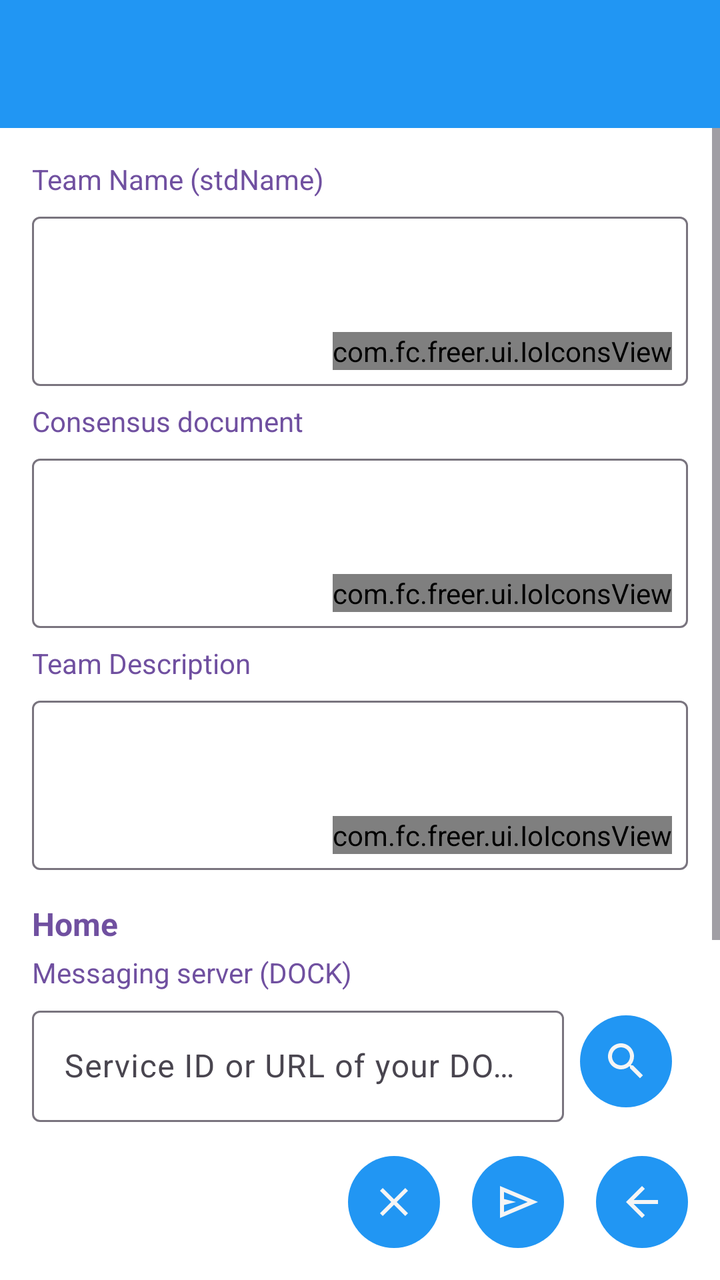
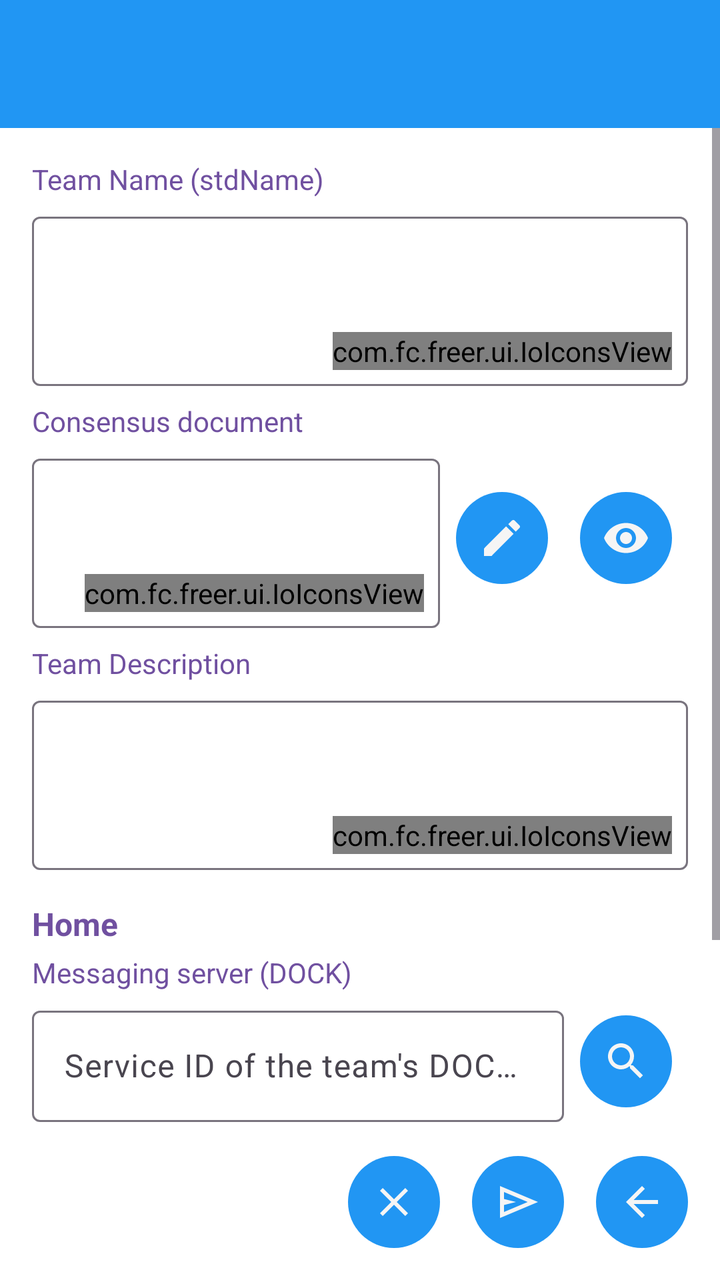

Screens rendered from an Android XML layout before and after an edit, with the pre-edit source and the edit as a unified diff.
<!-- AndroidManifest.xml: application theme Theme.Freer -->
<!-- res/layout/activity_create_team.xml -->
<?xml version="1.0" encoding="utf-8"?>
<LinearLayout xmlns:android="http://schemas.android.com/apk/res/android"
    xmlns:app="http://schemas.android.com/apk/res-auto"
    android:layout_width="match_parent"
    android:layout_height="match_parent"
    android:orientation="vertical">

    <include layout="@layout/common_toolbar" />

    <ScrollView
        android:layout_width="match_parent"
        android:layout_height="0dp"
        android:layout_weight="1"
        android:fillViewport="true">

        <LinearLayout
            android:layout_width="match_parent"
            android:layout_height="wrap_content"
            android:orientation="vertical"
            android:padding="16dp">

            
            <TextView
                android:layout_width="match_parent"
                android:layout_height="wrap_content"
                android:text="@string/team_name"
                android:textColor="@color/field_name"
                android:textSize="14sp"
                android:layout_marginBottom="4dp" />

            <include
                android:id="@+id/nameView"
                layout="@layout/layout_text_input_with_scan"
                android:layout_width="match_parent"
                android:layout_height="wrap_content" />

            
            <TextView
                android:layout_width="match_parent"
                android:layout_height="wrap_content"
                android:text="@string/consensus_document"
                android:textColor="@color/field_name"
                android:textSize="14sp"
                android:layout_marginTop="8dp"
                android:layout_marginBottom="4dp" />

            <include
                android:id="@+id/consensusView"
                layout="@layout/layout_text_input_with_scan"
                android:layout_width="match_parent"
                android:layout_height="wrap_content" />

            
            <TextView
                android:layout_width="match_parent"
                android:layout_height="wrap_content"
                android:text="@string/team_description"
                android:textColor="@color/field_name"
                android:textSize="14sp"
                android:layout_marginTop="8dp"
                android:layout_marginBottom="4dp" />

            <include
                android:id="@+id/descView"
                layout="@layout/layout_text_input_with_scan"
                android:layout_width="match_parent"
                android:layout_height="wrap_content" />

            
            <TextView
                android:layout_width="match_parent"
                android:layout_height="wrap_content"
                android:text="@string/home"
                android:textColor="@color/field_name"
                android:textSize="16sp"
                android:textStyle="bold"
                android:layout_marginTop="16dp"
                android:layout_marginBottom="4dp" />

            
            <TextView
                android:layout_width="match_parent"
                android:layout_height="wrap_content"
                android:text="@string/server_setup_dock_label"
                android:textColor="@color/field_name"
                android:textSize="14sp"
                android:layout_marginBottom="4dp" />

            <LinearLayout
                android:layout_width="match_parent"
                android:layout_height="wrap_content"
                android:orientation="horizontal"
                android:gravity="center_vertical">

                <com.google.android.material.textfield.TextInputLayout
                    android:layout_width="0dp"
                    android:layout_height="wrap_content"
                    android:layout_weight="1"
                    app:boxBackgroundColor="@color/input_field_background"
                    style="@style/Widget.Material3.TextInputLayout.OutlinedBox">

                    <com.google.android.material.textfield.TextInputEditText
                        android:id="@+id/dock_input"
                        android:layout_width="match_parent"
                        android:layout_height="wrap_content"
                        android:hint="@string/server_setup_dock_hint"
                        android:inputType="text"
                        android:maxLines="3" />
                </com.google.android.material.textfield.TextInputLayout>

                <ImageButton
                    android:id="@+id/choose_dock_button"
                    style="@style/ImageButtonStyle"
                    android:layout_marginStart="8dp"
                    android:src="@drawable/ic_search"
                    android:contentDescription="@string/choose_another" />
            </LinearLayout>

            
            <TextView
                android:layout_width="match_parent"
                android:layout_height="wrap_content"
                android:text="@string/server_setup_disk_label"
                android:textColor="@color/field_name"
                android:textSize="14sp"
                android:layout_marginTop="12dp"
                android:layout_marginBottom="4dp" />

            <LinearLayout
                android:layout_width="match_parent"
                android:layout_height="wrap_content"
                android:orientation="horizontal"
                android:gravity="center_vertical">

                <com.google.android.material.textfield.TextInputLayout
                    android:layout_width="0dp"
                    android:layout_height="wrap_content"
                    android:layout_weight="1"
                    app:boxBackgroundColor="@color/input_field_background"
                    style="@style/Widget.Material3.TextInputLayout.OutlinedBox">

                    <com.google.android.material.textfield.TextInputEditText
                        android:id="@+id/disk_input"
                        android:layout_width="match_parent"
                        android:layout_height="wrap_content"
                        android:hint="@string/server_setup_disk_hint"
                        android:inputType="text"
                        android:maxLines="3" />
                </com.google.android.material.textfield.TextInputLayout>

                <ImageButton
                    android:id="@+id/choose_disk_button"
                    style="@style/ImageButtonStyle"
                    android:layout_marginStart="8dp"
                    android:src="@drawable/ic_search"
                    android:contentDescription="@string/choose_another" />
            </LinearLayout>

        </LinearLayout>

    </ScrollView>

    
    <LinearLayout
        android:id="@+id/buttonContainer"
        android:layout_width="match_parent"
        android:layout_height="wrap_content"
        android:orientation="horizontal"
        android:padding="8dp"
        android:gravity="end">

        <ImageButton
            android:id="@+id/clearButton"
            style="@style/ImageButtonStyle"
            android:src="@drawable/ic_clear"
            android:contentDescription="@string/clear" />

        <ImageButton
            android:id="@+id/publishButton"
            style="@style/ImageButtonStyle"
            android:src="@drawable/ic_send"
            android:contentDescription="@string/publish" />

        <ImageButton
            android:id="@+id/back_button"
            style="@style/ImageButtonStyle"
            android:src="@drawable/ic_back"
            android:contentDescription="@string/back" />

    </LinearLayout>

</LinearLayout>
<!-- res/layout/common_toolbar.xml (included above) -->
<?xml version="1.0" encoding="utf-8"?>
<androidx.appcompat.widget.Toolbar xmlns:android="http://schemas.android.com/apk/res/android"
    xmlns:app="http://schemas.android.com/apk/res-auto"
    android:id="@+id/toolbar"
    android:layout_width="match_parent"
    android:layout_height="?attr/actionBarSize"
    android:background="@color/accent"
    android:theme="@style/ThemeOverlay.Freer.Toolbar">

    <LinearLayout
        android:id="@+id/toolbar_fid_container"
        android:layout_width="wrap_content"
        android:layout_height="match_parent"
        android:layout_gravity="end"
        android:orientation="horizontal"
        android:gravity="end|center_vertical"
        android:visibility="gone"
        android:clickable="true"
        android:focusable="true"
        android:paddingStart="8dp"
        android:paddingEnd="16dp"
        android:background="?android:attr/selectableItemBackground">

        <TextView
            android:id="@+id/toolbar_fid_text"
            android:layout_width="130dp"
            android:layout_height="wrap_content"
            android:textColor="@color/main_background"
            android:paddingStart="8dp"
            android:paddingEnd="4dp"
            android:textSize="14sp"
            android:maxLines="1"
            android:gravity="end"
            android:ellipsize="middle" />

        <ImageView
            android:id="@+id/toolbar_avatar"
            android:layout_width="42dp"
            android:layout_height="42dp"
            android:background="@color/accent"
            android:scaleType="centerCrop"
            android:contentDescription="@string/avatar" />

    </LinearLayout>

</androidx.appcompat.widget.Toolbar>
<!-- res/layout/layout_text_input_with_scan.xml (included above) -->
<?xml version="1.0" encoding="utf-8"?>
<FrameLayout xmlns:android="http://schemas.android.com/apk/res/android"
    xmlns:app="http://schemas.android.com/apk/res-auto"
    android:layout_width="match_parent"
    android:layout_height="match_parent">

    <com.google.android.material.textfield.TextInputLayout
        android:id="@+id/textInputWithScanLayout"
        android:layout_width="match_parent"
        android:layout_height="match_parent"
        app:boxBackgroundColor="@color/input_field_background"
        style="@style/Widget.Material3.TextInputLayout.OutlinedBox">

        <com.google.android.material.textfield.TextInputEditText
            android:id="@+id/textInput"
            android:layout_width="match_parent"
            android:layout_height="match_parent"
            android:gravity="top"
            android:inputType="textMultiLine"
            android:minLines="3"
            android:paddingStart="8dp"
            android:paddingEnd="70dp"
            android:paddingBottom="8dp"
            />
    </com.google.android.material.textfield.TextInputLayout>

    <com.fc.freer.ui.IoIconsView
        android:id="@+id/scanIcon"
        android:layout_width="wrap_content"
        android:layout_height="wrap_content"
        android:layout_gravity="bottom|end"
        android:layout_margin="8dp" />
</FrameLayout>
<!-- resources referenced by this layout -->
<resources>
  <color name="accent">#2196F3</color>
  <color name="field_name">#7050A0</color>
  <color name="input_field_background">#FFFFFF</color>
  <color name="main_background">#F5F5F5</color>
  <!-- drawable ic_back (drawable) -->
  <vector xmlns:android="http://schemas.android.com/apk/res/android"
      android:width="24dp"
      android:height="24dp"
      android:viewportWidth="960"
      android:viewportHeight="960">
    <path
        android:pathData="m313,520 l224,224 -57,56 -320,-320 320,-320 57,56 -224,224h487v80L313,520Z"
        android:fillColor="@color/main_background"/>
  </vector>
  <!-- drawable ic_send (drawable) -->
  <vector xmlns:android="http://schemas.android.com/apk/res/android"
      android:width="24dp"
      android:height="24dp"
      android:viewportWidth="960"
      android:viewportHeight="960">
    <path
        android:pathData="M120,800v-640l760,320 -760,320ZM200,680 L674,480 200,280v140l240,60 -240,60v140ZM200,680v-400,400Z"
        android:fillColor="@color/warning"/>
  </vector>
  <string name="avatar">Avatar</string>
  <string name="back">Back</string>
  <string name="choose_another">Choose another</string>
  <string name="clear">Clear</string>
  <string name="consensus_document">Consensus document</string>
  <string name="home">Home</string>
  <string name="publish">Publish</string>
  <string name="server_setup_disk_hint">Service ID of your DISK storage</string>
  <string name="server_setup_disk_label">Data server (DISK)</string>
  <string name="server_setup_dock_hint">Service ID or URL of your DOCK relay</string>
  <string name="server_setup_dock_label">Messaging server (DOCK)</string>
  <string name="team_description">Team Description</string>
  <string name="team_name">Team Name (stdName)</string>
  <style name="ThemeOverlay.Freer.Toolbar" parent="ThemeOverlay.AppCompat.ActionBar">
          <item name="android:textColorPrimary">@color/main_background</item>
          <item name="android:textColorSecondary">@color/main_background</item>
      </style>
  <style name="Theme.Freer" parent="Base.Theme.Freer" />
  <color name="text">#000000</color>
  <color name="warning">#FF9800</color>
  <!-- drawable bg_round_accent (drawable) -->
  <?xml version="1.0" encoding="utf-8"?>
  <shape xmlns:android="http://schemas.android.com/apk/res/android"
      android:shape="oval">
      <solid android:color="@color/accent" />
  </shape>
  <!-- unchanged entries left out for length: 4 -->
</resources>

<!-- the commit's change to res/layout/activity_create_team.xml (unified diff, before → after) -->
@@ -44,11 +44,34 @@
                 android:layout_marginTop="8dp"
                 android:layout_marginBottom="4dp" />
 
-            <include
-                android:id="@+id/consensusView"
-                layout="@layout/layout_text_input_with_scan"
-                android:layout_width="match_parent"
-                android:layout_height="wrap_content" />
+            <LinearLayout
+                android:layout_width="match_parent"
+                android:layout_height="wrap_content"
+                android:orientation="horizontal"
+                android:gravity="center_vertical">
+
+                <include
+                    android:id="@+id/consensusView"
+                    layout="@layout/layout_text_input_with_scan"
+                    android:layout_width="0dp"
+                    android:layout_height="wrap_content"
+                    android:layout_weight="1" />
+
+                <ImageButton
+                    android:id="@+id/edit_consensus_button"
+                    style="@style/ImageButtonStyle"
+                    android:layout_marginStart="8dp"
+                    android:src="@drawable/ic_edit"
+                    android:contentDescription="@string/edit_consensus_document" />
+
+                <ImageButton
+                    android:id="@+id/view_consensus_button"
+                    style="@style/ImageButtonStyle"
+                    android:layout_marginStart="8dp"
+                    android:src="@drawable/ic_visibility"
+                    android:contentDescription="@string/view_consensus_document" />
+
+            </LinearLayout>
 
             
             <TextView
@@ -103,7 +126,7 @@
                         android:id="@+id/dock_input"
                         android:layout_width="match_parent"
                         android:layout_height="wrap_content"
-                        android:hint="@string/server_setup_dock_hint"
+                        android:hint="@string/team_dock_hint"
                         android:inputType="text"
                         android:maxLines="3" />
                 </com.google.android.material.textfield.TextInputLayout>
<!-- resource entries referenced after the edit -->
@@ -14,6 +14,17 @@
         android:pathData="m313,520 l224,224 -57,56 -320,-320 320,-320 57,56 -224,224h487v80L313,520Z"
         android:fillColor="@color/main_background"/>
   </vector>
+  <!-- drawable ic_edit (drawable) -->
+  <vector xmlns:android="http://schemas.android.com/apk/res/android"
+      android:width="24dp"
+      android:height="24dp"
+      android:viewportWidth="24"
+      android:viewportHeight="24"
+      android:tint="@color/hint">
+    <path
+        android:fillColor="@android:color/white"
+        android:pathData="M3,17.25V21h3.75L17.81,9.94l-3.75,-3.75L3,17.25zM20.71,7.04c0.39,-0.39 0.39,-1.02 0,-1.41l-2.34,-2.34c-0.39,-0.39 -1.02,-0.39 -1.41,0l-1.83,1.83 3.75,3.75 1.83,-1.83z"/>
+  </vector>
   <!-- drawable ic_send (drawable) -->
   <vector xmlns:android="http://schemas.android.com/apk/res/android"
       android:width="24dp"
@@ -24,25 +35,39 @@
         android:pathData="M120,800v-640l760,320 -760,320ZM200,680 L674,480 200,280v140l240,60 -240,60v140ZM200,680v-400,400Z"
         android:fillColor="@color/warning"/>
   </vector>
+  <!-- drawable ic_visibility (drawable) -->
+  <?xml version="1.0" encoding="utf-8"?>
+  <vector xmlns:android="http://schemas.android.com/apk/res/android"
+      android:width="24dp"
+      android:height="24dp"
+      android:viewportWidth="24"
+      android:viewportHeight="24">
+      <path
+          android:fillColor="#000000"
+          android:pathData="M12,4.5C7,4.5 2.73,7.61 1,12c1.73,4.39 6,7.5 11,7.5s9.27,-3.11 11,-7.5c-1.73,-4.39 -6,-7.5 -11,-7.5zM12,17c-2.76,0 -5,-2.24 -5,-5s2.24,-5 5,-5 5,2.24 5,5 -2.24,5 -5,5zM12,9c-1.66,0 -3,1.34 -3,3s1.34,3 3,3 3,-1.34 3,-3 -1.34,-3 -3,-3z"/>
+  </vector>
   <string name="avatar">Avatar</string>
   <string name="back">Back</string>
   <string name="choose_another">Choose another</string>
   <string name="clear">Clear</string>
   <string name="consensus_document">Consensus document</string>
+  <string name="edit_consensus_document">Edit consensus</string>
   <string name="home">Home</string>
   <string name="publish">Publish</string>
   <string name="server_setup_disk_hint">Service ID of your DISK storage</string>
   <string name="server_setup_disk_label">Data server (DISK)</string>
-  <string name="server_setup_dock_hint">Service ID or URL of your DOCK relay</string>
   <string name="server_setup_dock_label">Messaging server (DOCK)</string>
   <string name="team_description">Team Description</string>
+  <string name="team_dock_hint">Service ID of the team\'s DOCK relay</string>
   <string name="team_name">Team Name (stdName)</string>
+  <string name="view_consensus_document">View consensus</string>
   <style name="ThemeOverlay.Freer.Toolbar" parent="ThemeOverlay.AppCompat.ActionBar">
           <item name="android:textColorPrimary">@color/main_background</item>
           <item name="android:textColorSecondary">@color/main_background</item>
       </style>
   <style name="Theme.Freer" parent="Base.Theme.Freer" />
   <color name="text">#000000</color>
+  <color name="hint">#777777</color>
   <color name="warning">#FF9800</color>
   <!-- drawable bg_round_accent (drawable) -->
   <?xml version="1.0" encoding="utf-8"?>
